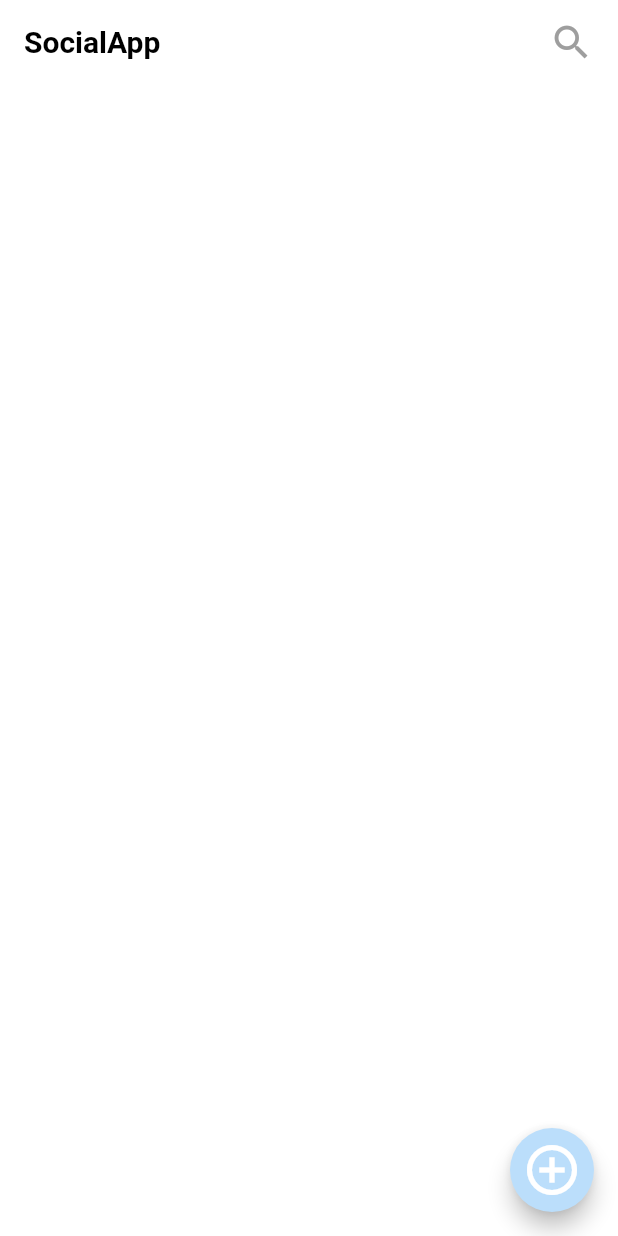
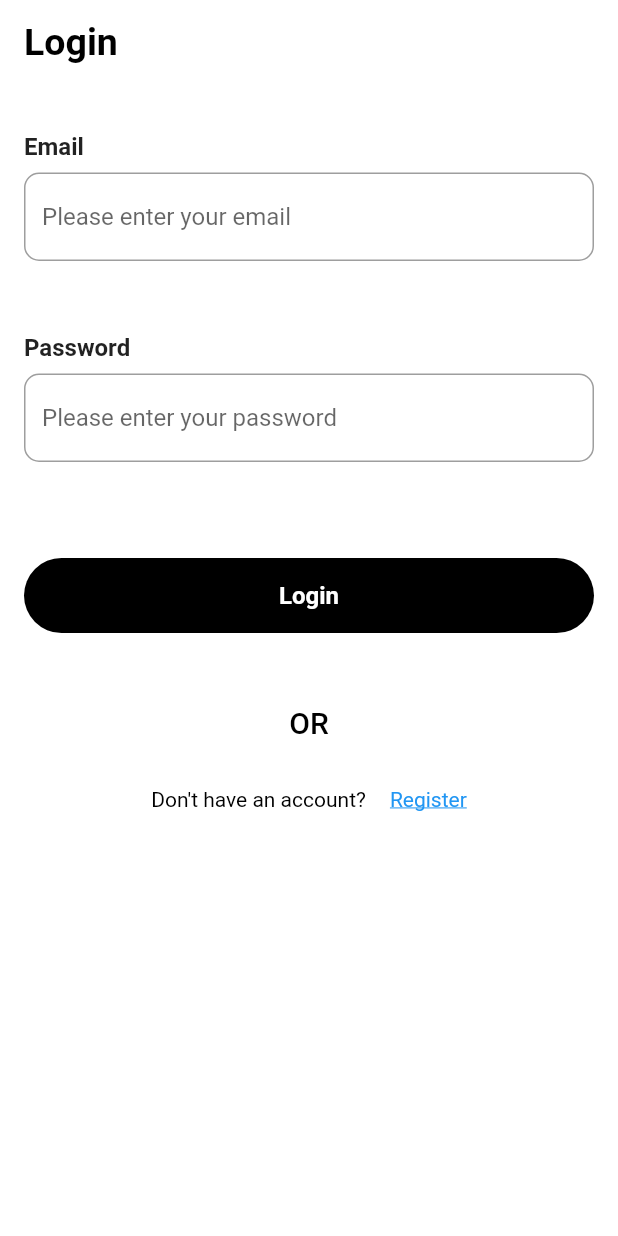
Before and after one commit to koarkarphyoe/FireChat, a Flutter app: the screen it shows after launch, on a phone screen of 412 x 824 dp. Run offline on Flutter 3.47's test engine with Material 2 defaults, Android fonts, the phone set to English and light mode, and no system bars; our stand-ins replace cloud_firestore, firebase_core, firebase_database, firebase_storage, image_picker, loading_indicator; accounts and stored records are empty.

Commit message:
LoginAndRegisterUI implementation finished

```diff
--- /dev/null
+++ b/lib/item_views/ask_user_text_view.dart
@@ -0,0 +1,38 @@
+import 'package:flutter/material.dart';
+
+class AskUserTextView extends StatelessWidget {
+  final String askUserText;
+  final String userActionText;
+  final Function() onTapUserActionText;
+
+  const AskUserTextView(
+      this.askUserText, this.userActionText, this.onTapUserActionText,
+      {super.key});
+
+  @override
+  Widget build(BuildContext context) {
+    return Row(
+      crossAxisAlignment: CrossAxisAlignment.center,
+      mainAxisAlignment: MainAxisAlignment.center,
+      children: [
+        Text(askUserText,
+            style: const TextStyle(color: Colors.black, fontSize: 14)),
+        const SizedBox(
+          width: 16,
+        ),
+        GestureDetector(
+          onTap: () {
+            onTapUserActionText();
+          },
+          child: Text(
+            userActionText,
+            style: const TextStyle(
+                color: Colors.blue,
+                fontSize: 14,
+                decoration: TextDecoration.underline),
+          ),
+        )
+      ],
+    );
+  }
+}
--- /dev/null
+++ b/lib/item_views/button_view.dart
@@ -0,0 +1,26 @@
+import 'package:flutter/material.dart';
+
+class ButtonView extends StatelessWidget {
+  final String buttonLabelText;
+
+  const ButtonView(this.buttonLabelText, {super.key});
+
+  @override
+  Widget build(BuildContext context) {
+    return Padding(
+      padding: const EdgeInsets.all(16),
+      child: Container(
+        height: 50,
+        decoration: BoxDecoration(
+            color: Colors.black, borderRadius: BorderRadius.circular(25)),
+        child: Center(
+          child: Text(
+            buttonLabelText,
+            style: const TextStyle(
+                fontSize: 16, fontWeight: FontWeight.bold, color: Colors.white),
+          ),
+        ),
+      ),
+    );
+  }
+}
--- /dev/null
+++ b/lib/item_views/labeland_textfield_view.dart
@@ -0,0 +1,32 @@
+import 'package:flutter/material.dart';
+
+class LabelAndTextFieldView extends StatelessWidget {
+  final String labelText;
+  final String hintText;
+  const LabelAndTextFieldView(this.labelText, this.hintText, {Key? key})
+      : super(key: key);
+
+  @override
+  Widget build(BuildContext context) {
+    return Padding(
+      padding: const EdgeInsets.all(16),
+      child: Column(
+        crossAxisAlignment: CrossAxisAlignment.start,
+        children: [
+          Text(
+            labelText,
+            style: const TextStyle(fontSize: 16, fontWeight: FontWeight.bold),
+          ),
+          const SizedBox(
+            height: 8,
+          ),
+          TextField(
+              decoration: InputDecoration(
+            hintText: hintText,
+            border: OutlineInputBorder(borderRadius: BorderRadius.circular(10)),
+          ))
+        ],
+      ),
+    );
+  }
+}
--- a/lib/main.dart
+++ b/lib/main.dart
@@ -2,6 +2,8 @@ import 'package:fire_chat/firebase_options.dart';
 import 'package:fire_chat/model/model/data_model.dart';
 import 'package:fire_chat/model/model/data_model_impl.dart';
 import 'package:fire_chat/pages/home_page.dart';
+import 'package:fire_chat/pages/login_page.dart';
+import 'package:fire_chat/pages/register_page.dart';
 import 'package:firebase_core/firebase_core.dart';
 import 'package:flutter/material.dart';
 
@@ -25,7 +27,7 @@ class MyApp extends StatelessWidget {
       theme: ThemeData(
         primarySwatch: Colors.blue,
       ),
-      home: const HomePage(),
+      home: const LoginPage(),
     );
   }
 }
--- /dev/null
+++ b/lib/pages/login_page.dart
@@ -0,0 +1,61 @@
+import 'package:fire_chat/item_views/ask_user_text_view.dart';
+import 'package:fire_chat/item_views/button_view.dart';
+import 'package:fire_chat/item_views/labeland_textfield_view.dart';
+import 'package:fire_chat/pages/register_page.dart';
+import 'package:fire_chat/resources/strings.dart';
+import 'package:flutter/material.dart';
+
+class LoginPage extends StatelessWidget {
+  const LoginPage({Key? key}) : super(key: key);
+
+  @override
+  Widget build(BuildContext context) {
+    return Scaffold(
+      backgroundColor: Colors.white,
+      appBar: AppBar(
+        elevation: 0,
+        backgroundColor: Colors.white,
+        title: const Text(
+          loginText,
+          style: TextStyle(
+              fontSize: 25, color: Colors.black, fontWeight: FontWeight.bold),
+        ),
+      ),
+      body: SingleChildScrollView(
+        child: Column(
+          mainAxisAlignment: MainAxisAlignment.start,
+          crossAxisAlignment: CrossAxisAlignment.center,
+          children: [
+            const SizedBox(
+              height: 16,
+            ),
+            LabelAndTextFieldView(emailLabelText, emailHintText),
+            const SizedBox(
+              height: 16,
+            ),
+            LabelAndTextFieldView(passwordLabelText, passwordHintText),
+            const SizedBox(
+              height: 32,
+            ),
+            ButtonView(loginText),
+            const SizedBox(
+              height: 32,
+            ),
+            const Text(
+              "OR",
+              style: TextStyle(
+                  color: Colors.black, fontWeight: FontWeight.w500, fontSize: 20),
+            ),
+            const SizedBox(
+              height: 32,
+            ),
+            AskUserTextView(dontHaveAnAccount, registerText, () {
+              Navigator.push(context,
+                  MaterialPageRoute(builder: ((context) => RegisterPage())));
+            })
+          ],
+        ),
+      ),
+    );
+  }
+}
--- /dev/null
+++ b/lib/resources/strings.dart
@@ -0,0 +1,17 @@
+const emailLabelText = "Email";
+const emailHintText = "Please enter your email";
+
+const passwordLabelText = "Password";
+const passwordHintText = "Please enter your password";
+
+
+
+const loginText = "Login";
+const registerText = "Register";
+
+const userNameLabelText = "User Name";
+const nameHintText = "Please enter your name";
+
+
+const dontHaveAnAccount = "Don't have an account?";
+const alreadyHaveAnAccount = "Already have an account?";
```
Also changed, not shown: lib/pages/register_page.dart (added, +67 -0 lines).
